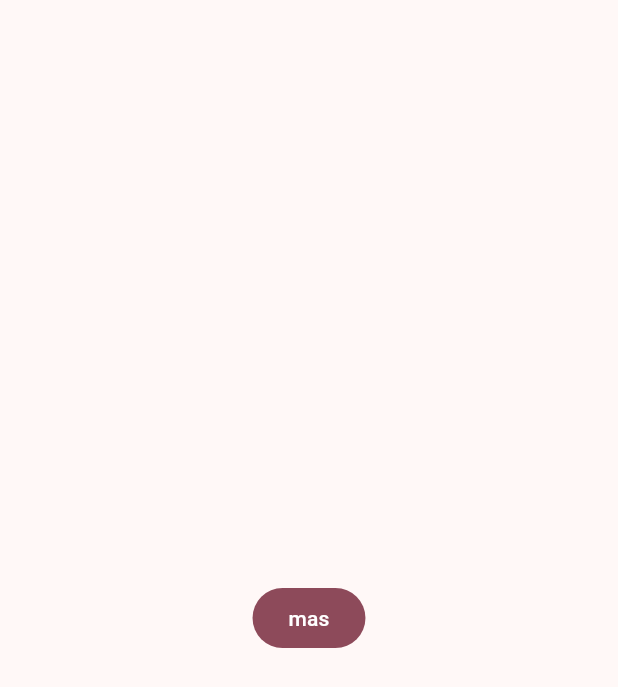
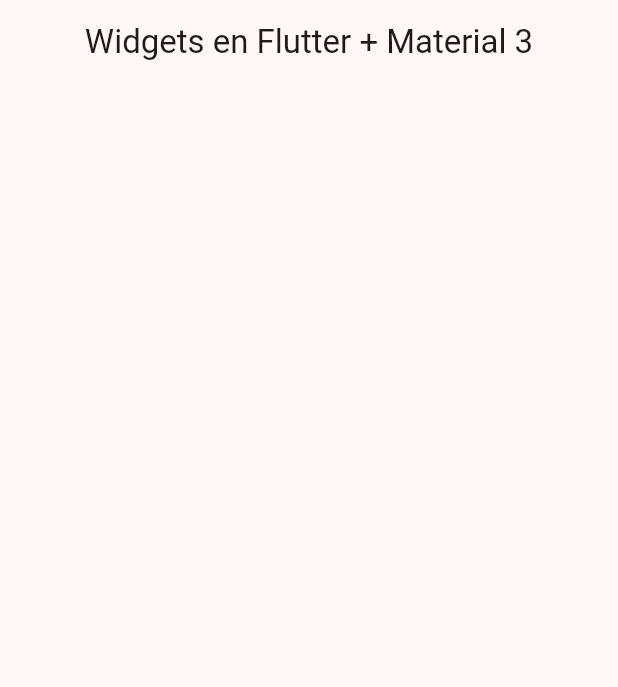
Before and after one commit to roquemolina/Flutter, a Flutter app: the screen it shows after launch, on a phone screen of 412 x 824 dp. Shown: the top 687 px of the screen. Run offline on Flutter 3.47's test engine with Material 2 defaults, Android fonts, the phone set to English and light mode, and no system bars; our stand-ins replace animate_do, dio, video_player.

```diff
--- a/widgets_app/lib/config/theme/app_theme.dart
+++ b/widgets_app/lib/config/theme/app_theme.dart
@@ -30,6 +30,9 @@ class AppTheme {
       useMaterial3: true,
       colorSchemeSeed: colorList[selectedColor],
       brightness: Brightness.light,
+      appBarTheme: AppBarTheme(
+        centerTitle: true,
+      )
     );
   }
 }
--- a/widgets_app/lib/main.dart
+++ b/widgets_app/lib/main.dart
@@ -1,5 +1,6 @@
 import 'package:flutter/material.dart';
 import 'package:widgets_app/config/theme/app_theme.dart';
+import 'package:widgets_app/presentation/screens/home/home_screen.dart';
 
 
 void main() {
@@ -16,11 +17,7 @@ class MainApp extends StatelessWidget {
     return MaterialApp(
       debugShowCheckedModeBanner: false,
       theme: AppTheme(selectedColor: 8).getTheme(),
-      home: Scaffold(
-        body: Center(
-          child: FilledButton(onPressed: () {}, child: Text('mas')),
-        ),
-      ),
+      home: HomeScreen(),
     );
   }
 }
--- /dev/null
+++ b/widgets_app/lib/presentation/screens/home/home_screen.dart
@@ -0,0 +1,14 @@
+import 'package:flutter/material.dart';
+
+class HomeScreen extends StatelessWidget {
+  const HomeScreen({super.key});
+
+  @override
+  Widget build(BuildContext context) {
+    return Scaffold(
+      appBar: AppBar(
+        title: const Text('Widgets en Flutter + Material 3'),
+      ),
+    );
+  }
+}
```
Also changed, not shown: widgets_app/lib/config/menu/menu_items.dart (added, +30 -0 lines).
